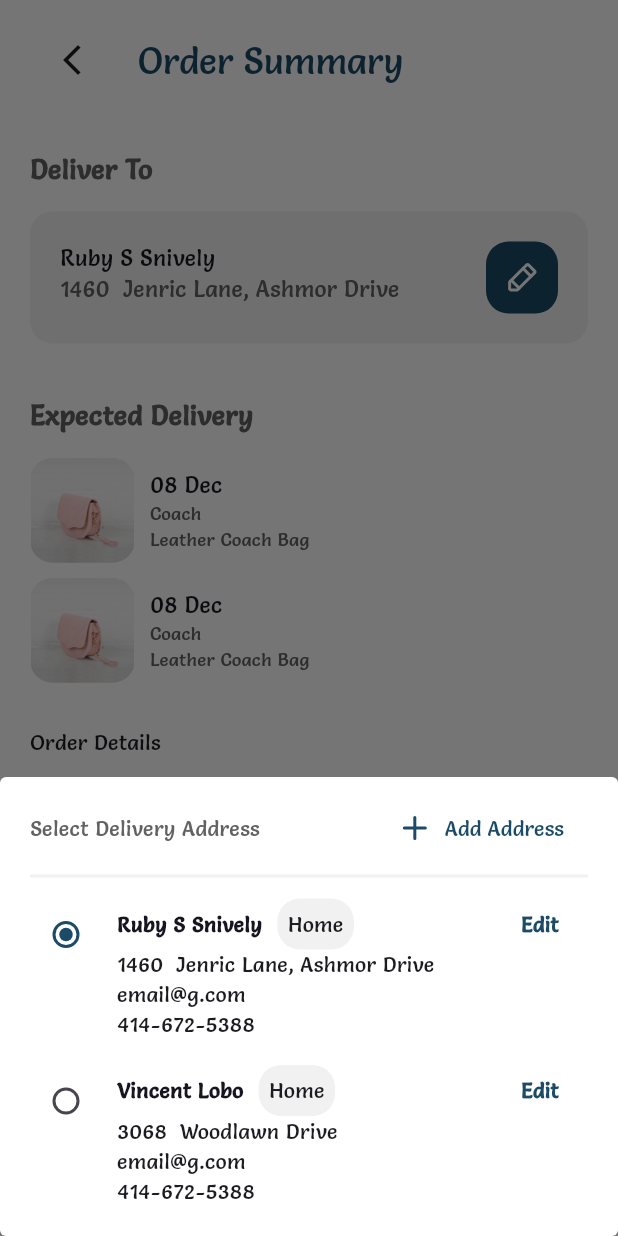
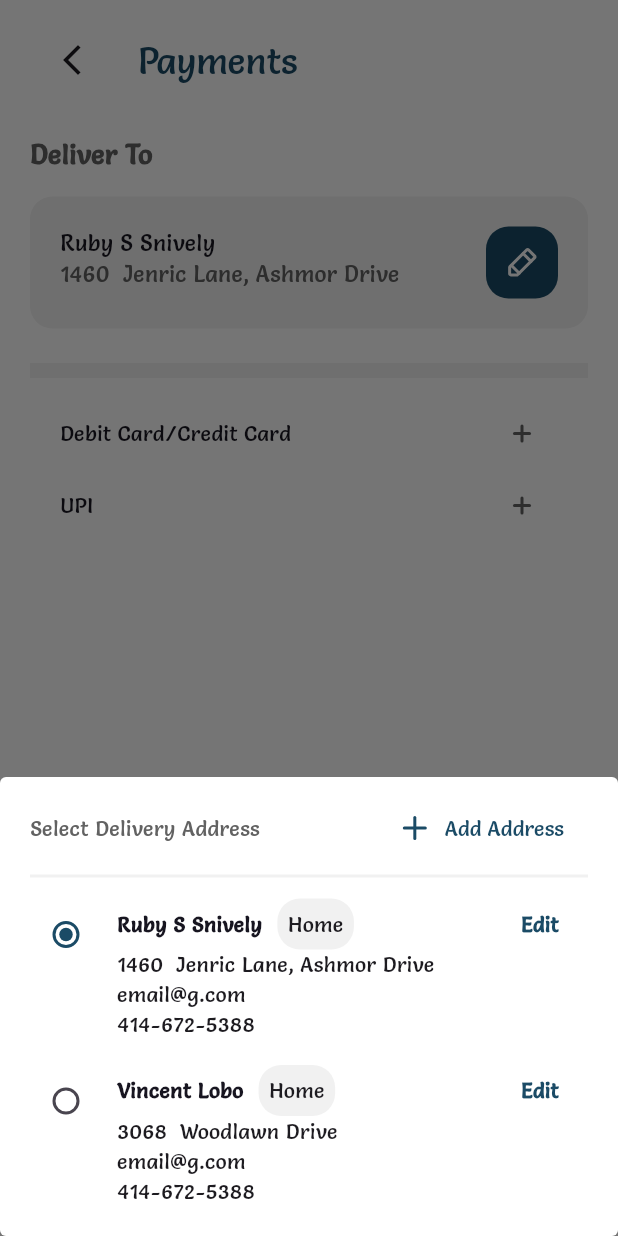
Before and after one commit to Rahaf0B/ecommerce-flutter-project, a Flutter app: the screen it shows after launch, after a tap on an icon or button, on a phone screen of 412 x 824 dp. Run offline on Flutter 3.47's test engine with Material 3 defaults, Android fonts, the phone set to English and light mode, and no system bars; our stand-ins replace flutter_custom_clippers, flutter_layout_grid, flutter_rating_bar, flutter_svg; missing offline and left inert: country_code_picker_plus, rating_summary.

Commit message:
Add Payments Screen

```diff
--- a/lib/components/CollapsibleComponent.dart
+++ b/lib/components/CollapsibleComponent.dart
@@ -9,10 +9,14 @@ class CollapsibleComponent extends StatefulWidget {
     required this.title,
     required this.scrollController,
     required this.child,
+    this.IconDisable,
+    this.IconEnable,
   });
   final ScrollController scrollController;
   final Widget child;
   final String title;
+  final String? IconDisable;
+  final String? IconEnable;
 
   @override
   State<CollapsibleComponent> createState() => _HomeFooterState();
@@ -57,8 +61,12 @@ class _HomeFooterState extends State<CollapsibleComponent> {
                       splashColor: Colors.transparent,
                       highlightColor: Colors.transparent,
                       icon: SvgPicture.asset(showChildComponent
-                          ? "${KIconsPath}arrowup.svg"
-                          : "${KIconsPath}arrowDown.svg"))
+                          ? (widget.IconEnable == null
+                              ? "${KIconsPath}arrowup.svg"
+                              : widget.IconEnable!)
+                          : (widget.IconDisable == null
+                              ? "${KIconsPath}arrowDown.svg"
+                              : widget.IconDisable!)))
                 ],
               ),
             ),
--- /dev/null
+++ b/lib/components/MainAddressInfoContainer.dart
@@ -0,0 +1,71 @@
+import 'package:flutter/material.dart';
+import 'package:flutter_svg/svg.dart';
+
+import '../Constants/Colors.dart';
+import '../Constants/Constant.dart';
+import 'SectionTitle.dart';
+import 'TitleComponentContainer.dart';
+
+class Mainaddressinfocontainer extends StatefulWidget {
+  const Mainaddressinfocontainer(
+      {super.key,
+      required this.selectedAddress,
+      required this.selectedUserNameForAddress,
+      required this.ChageAddressOnTap});
+
+  final String selectedAddress;
+  final String selectedUserNameForAddress;
+  final Function ChageAddressOnTap;
+
+  @override
+  State<Mainaddressinfocontainer> createState() =>
+      _MainaddressinfocontainerState();
+}
+
+class _MainaddressinfocontainerState extends State<Mainaddressinfocontainer> {
+  @override
+  Widget build(BuildContext context) {
+    return TitleComponentContainer(
+        children: [
+          const SectionTitle(
+            text: "Deliver To",
+            showView: false,
+            textColor: KGreyColor,
+            titleFontSize: 18,
+          ),
+          const SizedBox(
+            height: 15,
+          ),
+          Container(
+            padding: const EdgeInsets.all(20),
+            decoration: BoxDecoration(
+                color: KGreyBackGroundColor,
+                borderRadius: BorderRadius.circular(KBorderRadius)),
+            child: Row(
+              mainAxisAlignment: MainAxisAlignment.spaceBetween,
+              crossAxisAlignment: CrossAxisAlignment.start,
+              children: [
+                Column(crossAxisAlignment: CrossAxisAlignment.start, children: [
+                  Text(
+                    widget.selectedUserNameForAddress,
+                    overflow: TextOverflow.ellipsis,
+                    style: const TextStyle(color: KTextDarkColor, fontSize: 15),
+                  ),
+                  Text(widget.selectedAddress,
+                      style: const TextStyle(color: KGreyColor, fontSize: 15)),
+                ]),
+                Container(
+                    decoration: BoxDecoration(
+                        color: KPrimaryColor,
+                        borderRadius: BorderRadius.circular(KBorderRadius)),
+                    child: IconButton(
+                        onPressed: () {
+                          widget.ChageAddressOnTap();
+                        },
+                        icon: SvgPicture.asset("${KIconsPath}edit.svg")))
+              ],
+            ),
+          )
+        ]);
+  }
+}
--- a/lib/main.dart
+++ b/lib/main.dart
@@ -2,6 +2,7 @@ import 'package:ecommerce/screens/PagesContainerWithNavigator.dart';
 import 'package:ecommerce/screens/add_new_address_screen.dart';
 import 'package:ecommerce/screens/add_review_screen.dart';
 import 'package:ecommerce/screens/order_summary_screen.dart';
+import 'package:ecommerce/screens/payments_screen.dart';
 import 'package:ecommerce/screens/product_screen.dart';
 import 'package:ecommerce/screens/reviews_screen.dart';
 import 'package:ecommerce/screens/search_screen.dart';
@@ -25,7 +26,7 @@ class EcommerceApp extends StatelessWidget {
   @override
   Widget build(BuildContext context) {
     return MaterialApp(
-      initialRoute: OrderSummaryScreen.route,
+      initialRoute: PaymentsScreen.route,
       debugShowCheckedModeBanner: false,
       routes: {
         PagesContainerWithNavigator.route: (context) =>
@@ -36,7 +37,8 @@ class EcommerceApp extends StatelessWidget {
         ReviewsScreen.route: (context) => const ReviewsScreen(),
         AddReviewScreen.route: (context) => const AddReviewScreen(),
         OrderSummaryScreen.route: (context) => const OrderSummaryScreen(),
-        AddNewAddressScreen.route: (context) => const AddNewAddressScreen()
+        AddNewAddressScreen.route: (context) => const AddNewAddressScreen(),
+        PaymentsScreen.route: (context) => const PaymentsScreen()
       },
       theme: ThemeData(
         bottomSheetTheme: const BottomSheetThemeData(
--- a/lib/screens/order_summary_screen.dart
+++ b/lib/screens/order_summary_screen.dart
@@ -4,6 +4,7 @@ import 'package:flutter/material.dart';
 import 'package:flutter_svg/flutter_svg.dart';
 import '../Constants/Colors.dart';
 import '../Constants/Constant.dart';
+import '../components/MainAddressInfoContainer.dart';
 import '../components/OrderDetailsContainer.dart';
 import '../components/OrderProductContainer.dart';
 import '../components/SectionTitle.dart';
@@ -177,56 +178,9 @@ class _OrderSummaryScreenState extends State<OrderSummaryScreen> {
               padding: const EdgeInsets.symmetric(horizontal: 20),
               child: Column(
                 children: [
-                  TitleComponentContainer(
-                      height: MediaQuery.of(context).size.height * 0.5 * 0.35,
-                      children: [
-                        const SectionTitle(
-                          text: "Deliver To",
-                          showView: false,
-                          textColor: KGreyColor,
-                          titleFontSize: 18,
-                        ),
-                        const SizedBox(
-                          height: 15,
-                        ),
-                        Container(
-                          padding: const EdgeInsets.all(20),
-                          decoration: BoxDecoration(
-                              color: KGreyBackGroundColor,
-                              borderRadius:
-                                  BorderRadius.circular(KBorderRadius)),
-                          child: Row(
-                            mainAxisAlignment: MainAxisAlignment.spaceBetween,
-                            crossAxisAlignment: CrossAxisAlignment.start,
-                            children: [
-                              Column(
-                                  crossAxisAlignment: CrossAxisAlignment.start,
-                                  children: [
-                                    Text(
-                                      selectedUserNameForAddress,
-                                      overflow: TextOverflow.ellipsis,
-                                      style: const TextStyle(
-                                          color: KTextDarkColor, fontSize: 15),
-                                    ),
-                                    Text(selectedAddress,
-                                        style: const TextStyle(
-                                            color: KGreyColor, fontSize: 15)),
-                                  ]),
-                              Container(
-                                  decoration: BoxDecoration(
-                                      color: KPrimaryColor,
-                                      borderRadius:
-                                          BorderRadius.circular(KBorderRadius)),
-                                  child: IconButton(
-                                      onPressed: ChageAddressOnTap,
-                                      icon: SvgPicture.asset(
-                                          "${KIconsPath}edit.svg")))
-                            ],
-                          ),
-                        )
-                      ]),
+                  Mainaddressinfocontainer(ChageAddressOnTap:ChageAddressOnTap,selectedAddress: selectedAddress,selectedUserNameForAddress: selectedUserNameForAddress ,),
                   const SizedBox(
-                    height: 20,
+                    height: 40,
                   ),
                   Container(
                       child: TitleComponentContainer(children: [
--- /dev/null
+++ b/lib/screens/payments_screen.dart
@@ -0,0 +1,235 @@
+import 'package:ecommerce/components/BottomSheetOptionButtons.dart';
+import 'package:ecommerce/components/CollapsibleComponent.dart';
+import 'package:ecommerce/components/PagesAppBar.dart';
+import 'package:flutter/material.dart';
+import 'package:flutter_svg/svg.dart';
+
+import '../Constants/Colors.dart';
+import '../Constants/Constant.dart';
+import '../components/MainAddressInfoContainer.dart';
+import 'order_summary_screen.dart';
+
+class PaymentsScreen extends StatefulWidget {
+  static String route = "payments";
+  const PaymentsScreen({super.key});
+
+  @override
+  State<PaymentsScreen> createState() => _PaymentsScreenState();
+}
+
+class _PaymentsScreenState extends State<PaymentsScreen> {
+  String selectedUserNameForAddress = "Ruby S Snively";
+  String selectedAddress = "1460  Jenric Lane, Ashmor Drive";
+  List<AddressDataContainer> address = [];
+  final ScrollController _scrollController = ScrollController();
+
+  @override
+  void initState() {
+    // TODO: implement initState
+    super.initState();
+    address = [
+      const AddressDataContainer(
+        userNameForAddress: "Ruby S Snively",
+        location: "1460  Jenric Lane, Ashmor Drive ",
+        email: "email@g.com",
+        phoneNumber: "414-672-5388",
+      ),
+      const AddressDataContainer(
+        userNameForAddress: "Vincent Lobo",
+        location: "3068  Woodlawn Drive",
+        email: "email@g.com",
+        phoneNumber: "414-672-5388",
+      ),
+    ];
+  }
+
+  List<Map<String, String>> paymentIcons = [
+    {"Google Pay": "${KIconsPath}GooglePay.svg"},
+    {"Phone Pe": "${KIconsPath}PhonePe.svg"},
+    {"Paytm": "${KIconsPath}Paytm.svg"}
+  ];
+  int SelectedPaymentOption = -1;
+  @override
+  Widget build(BuildContext context) {
+    //on tap
+    void ChageAddressOnTap() {
+      AddressDataContainer? selectedAddress = address[0];
+      showModalBottomSheet(
+          backgroundColor: KPageBackGroundColor,
+          context: context,
+          isScrollControlled: true,
+          builder: (context) => StatefulBuilder(
+                builder: (BuildContext context, StateSetter widgetState) =>
+                    SingleChildScrollView(
+                        child: Container(
+                  padding: const EdgeInsets.symmetric(horizontal: 20)
+                      .copyWith(top: 10, bottom: 20),
+                  child: Column(
+                    crossAxisAlignment: CrossAxisAlignment.start,
+                    children: [
+                      Container(
+                        child: Row(
+                          mainAxisAlignment: MainAxisAlignment.spaceBetween,
+                          children: [
+                            const Text(
+                              "Select Delivery Address",
+                              style: TextStyle(color: KGreyColor),
+                            ),
+                            TextButton.icon(
+                              onPressed: () {},
+                              label: const Text(
+                                "Add Address",
+                                style: TextStyle(color: KPrimaryColor),
+                              ),
+                              icon: SvgPicture.asset("${KIconsPath}plus.svg"),
+                            )
+                          ],
+                        ),
+                      ),
+                      const Divider(
+                        color: KGreyBackGroundColor,
+                        thickness: 2,
+                      ),
+                      Column(
+                        children: [
+                          ListView.separated(
+                            shrinkWrap: true,
+                            itemCount: address.length,
+                            itemBuilder: (context, index) => Container(
+                                child: Row(
+                              crossAxisAlignment: CrossAxisAlignment.baseline,
+                              textBaseline: TextBaseline.alphabetic,
+                              mainAxisAlignment: MainAxisAlignment.spaceBetween,
+                              children: [
+                                Row(
+                                  crossAxisAlignment:
+                                      CrossAxisAlignment.baseline,
+                                  textBaseline: TextBaseline.alphabetic,
+                                  children: [
+                                    Radio<AddressDataContainer>(
+                                      activeColor: KPrimaryColor,
+                                      value: address[index],
+                                      groupValue: selectedAddress,
+                                      onChanged: (AddressDataContainer? value) {
+                                        widgetState(() {
+                                          selectedAddress = value;
+                                        });
+                                      },
+                                    ),
+                                    const SizedBox(
+                                      width: 10,
+                                    ),
+                                    address[index]
+                                  ],
+                                ),
+                                TextButton(
+                                    onPressed: () {},
+                                    child: const Text(
+                                      "Edit",
+                                      style: TextStyle(
+                                          color: KPrimaryColor,
+                                          fontWeight: FontWeight.bold),
+                                    ))
+                              ],
+                            )),
+                            separatorBuilder: (context, index) =>
+                                const SizedBox(
+                              height: 10,
+                            ),
+                          )
+                        ],
+                      )
+                    ],
+                  ),
+                )),
+              ));
+    }
+
+    return SafeArea(
+        child: Scaffold(
+      appBar: PagesAppBar(
+        title: "Payments",
+        leadingWidget: Icon(Icons.arrow_back_ios_new_outlined),
+      ),
+      bottomSheet: Padding(
+        padding: const EdgeInsets.symmetric(horizontal: KPageHorizontalPadding),
+        child: BottomSheetOptionButtons(btn_text: "Pay Now"),
+      ),
+      body: Container(
+        padding: EdgeInsets.symmetric(
+            horizontal: KPageHorizontalPadding, vertical: 10),
+        child: ListView(
+          controller: _scrollController,
+          children: [
+            Mainaddressinfocontainer(
+              ChageAddressOnTap: ChageAddressOnTap,
+              selectedAddress: selectedAddress,
+              selectedUserNameForAddress: selectedUserNameForAddress,
+            ),
+            SizedBox(
+              height: 20,
+            ),
+            const Divider(
+              color: KGreyBackGroundColor,
+              thickness: 10,
+            ),
+            SizedBox(
+              height: 10,
+            ),
+            Container(
+              child: Column(
+                children: [
+                  CollapsibleComponent(
+                    title: "Debit Card/Credit Card",
+                    scrollController: _scrollController,
+                    child: Container(),
+                    IconDisable: "${KIconsPath}small-plus.svg",
+                    IconEnable: "${KIconsPath}small-minus.svg",
+                  ),
+                  CollapsibleComponent(
+                      title: "UPI",
+                      scrollController: _scrollController,
+                      IconDisable: "${KIconsPath}small-plus.svg",
+                      IconEnable: "${KIconsPath}small-minus.svg",
+                      child: Container(
+                          child: Column(children: [
+                        for (var i = 0; i < paymentIcons.length; i++)
+                          RadioListTile(
+                              activeColor: KPrimaryColor,
+                              controlAffinity: ListTileControlAffinity.trailing,
+                              title: Row(
+                                children: [
+                                  Container(
+                                      width: 50,
+                                      height: 50,
+                                      padding: EdgeInsets.all(5),
+                                      decoration: BoxDecoration(
+                                          borderRadius: BorderRadius.circular(
+                                              KBorderRadius),
+                                          border: Border.all(
+                                              color: KGreyBackGroundColor)),
+                                      child: SvgPicture.asset(
+                                        paymentIcons[i].values.first,
+                                      )),
+                                  Text(paymentIcons[i].keys.first),
+                                ],
+                              ),
+                              value: i,
+                              groupValue: SelectedPaymentOption,
+                              onChanged: (value) {
+                                setState(() {
+                                  SelectedPaymentOption = value!;
+                                  print(
+                                      "Selected payment option${SelectedPaymentOption}");
+                                });
+                              }),
+                      ]))),
+                ],
+              ),
+            )
+          ],
+        ),
+      ),
+    ));
+  }
+}
```
Also changed, not shown: utils/icons/GooglePay.svg (added), utils/icons/Paytm.svg (added), utils/icons/PhonePe.svg (added), utils/icons/small-minus.svg (added), utils/icons/small-plus.svg (added).
